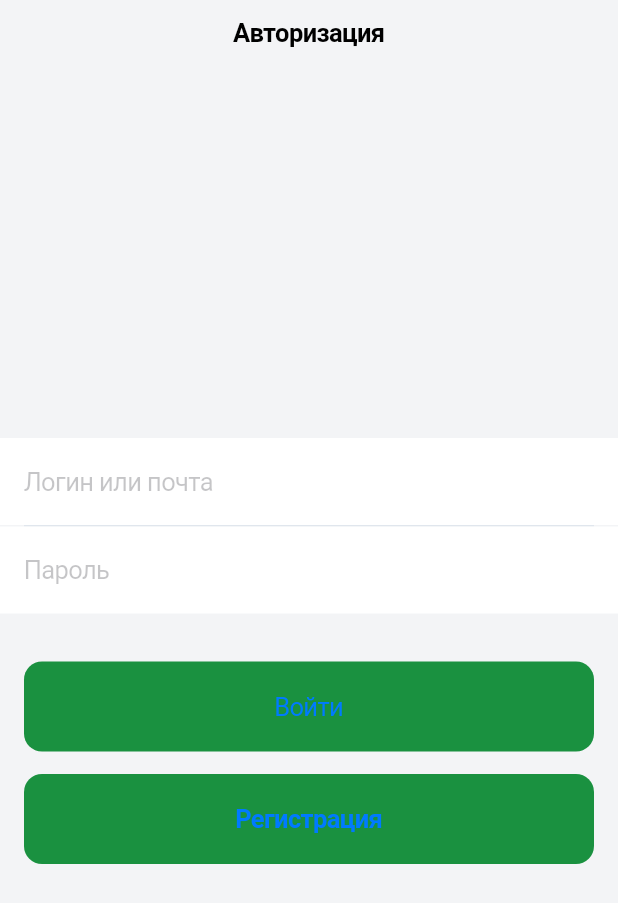
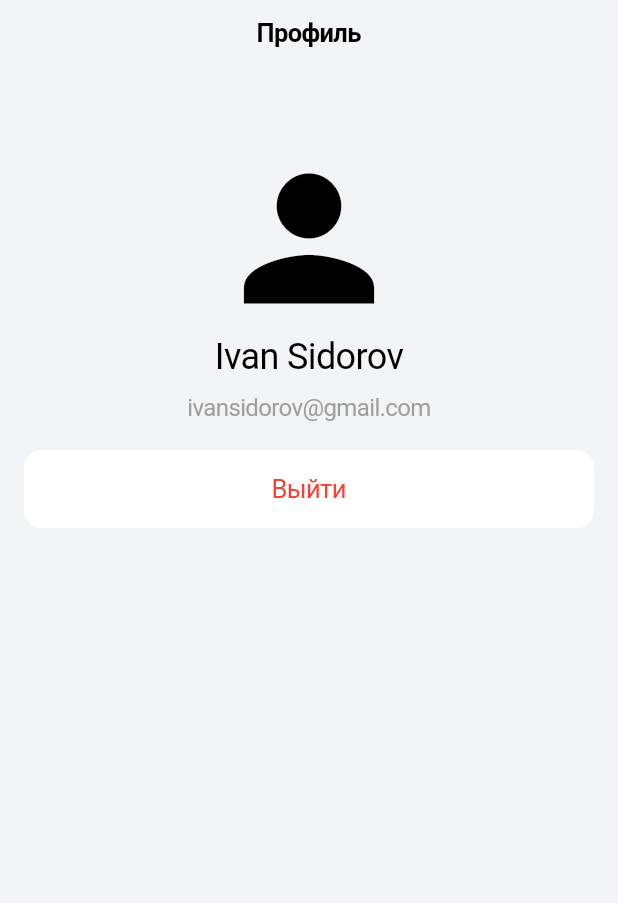
Before and after one commit to abaydevios/first_app_flutter, a Flutter app: the screen it shows after launch, on a phone screen of 412 x 824 dp. Shown: the top 903 px of the screen. Run offline on Flutter 3.47's test engine with Material 2 defaults, Android fonts, the phone set to English and light mode, and no system bars.

Commit message:
profil_commit

```diff
--- a/lib/main.dart
+++ b/lib/main.dart
@@ -2,9 +2,12 @@
 
 import 'package:first_app_flutter/scr/common/color_constraints.dart';
 import 'package:first_app_flutter/scr/routes/router.dart';
-import 'package:first_app_flutter/scr/screens/auth/auth_screen.dart';
 import 'package:flutter/cupertino.dart';
 import 'package:flutter/material.dart';
+import 'scr/screens/auth/auth_screen.dart';
+import 'scr/screens/profil/profil.dart';
+
+
 
 void main() {
   runApp(const MyApp());
@@ -20,7 +23,7 @@ class MyApp extends StatelessWidget {
       theme: CupertinoThemeData(scaffoldBackgroundColor: AppColors.scaffoldBackground),
       debugShowCheckedModeBanner: false,
       onGenerateRoute: AppRouter.generateRoute,
-      home: AuthScreen(),
+      home: ProfilScreen(),
     );
   }
 }
--- a/lib/scr/screens/auth/auth_screen.dart
+++ b/lib/scr/screens/auth/auth_screen.dart
@@ -11,7 +11,7 @@ class AuthScreen extends StatelessWidget {
   @override
   Widget build(BuildContext context) {
     return CupertinoPageScaffold(
-      backgroundColor: Color(0xFFF3F4F6),
+      backgroundColor: AppColors.scaffoldBackground,
       navigationBar: CupertinoNavigationBar(
         border: Border(),
         backgroundColor: CupertinoColors.white,
@@ -25,7 +25,7 @@ class AuthScreen extends StatelessWidget {
             CustomTextFieldLogin(),
             Container(
               height: 1,
-              color: Color(0xFFE0E6ED),
+              color: AppColors.white,
               margin: const EdgeInsets.symmetric(horizontal: 16),
             ),
             CustomTextFieldPassAuth(),
--- a/lib/scr/screens/main_screen/main_screen.dart
+++ b/lib/scr/screens/main_screen/main_screen.dart
@@ -1,9 +1,7 @@
 import 'package:first_app_flutter/scr/screens/auth/auth_screen.dart';
 import 'package:first_app_flutter/scr/screens/register_screen/register_widget.dart';
 import 'package:flutter/cupertino.dart';
-import 'package:flutter/material.dart';
-import 'package:flutter/src/foundation/key.dart';
-import 'package:flutter/src/widgets/framework.dart';
+
 
 class MainScreen extends StatelessWidget {
   const MainScreen({Key? key}) : super(key: key);
--- /dev/null
+++ b/lib/scr/screens/profil/profil.dart
@@ -0,0 +1,81 @@
+// ignore_for_file: prefer_const_constructors, prefer_const_literals_to_create_immutables
+
+import 'package:flutter/cupertino.dart';
+import 'package:flutter/material.dart';
+
+import '../../common/color_constraints.dart';
+
+class ProfilScreen extends StatelessWidget {
+  const ProfilScreen({Key? key}) : super(key: key);
+
+  @override
+  Widget build(BuildContext context) {
+    return CupertinoPageScaffold(
+      navigationBar: CupertinoNavigationBar(
+        border: Border(),
+        backgroundColor: CupertinoColors.white,
+        middle: Text('Профиль'),
+      ),
+        child: SafeArea(
+            child: Column(
+
+              crossAxisAlignment: CrossAxisAlignment.stretch,
+      children: [
+        SizedBox(height: 50),
+
+        Icon(Icons.person,size: 130, color: Colors.black,
+        ),
+
+        Text('Ivan Sidorov',
+        textAlign: TextAlign.center,
+        style: TextStyle(fontSize: 24)
+        ),
+        SizedBox(height: 10,),
+        Text('ivansidorov@gmail.com',
+        textAlign: TextAlign.center,
+        style: TextStyle(fontSize: 16, color: Colors.grey),
+
+        ),
+        Padding(
+          padding: const EdgeInsets.symmetric(vertical: 19, horizontal: 16),
+
+          child: CupertinoButton(
+
+            color: AppColors.white,
+            child: Text('Выйти',
+             style: TextStyle(
+              color: Colors.red)
+              ),
+            onPressed: (){
+
+            }
+            ),
+
+
+        ),
+      ],
+    )));
+  }
+}
+
+
+
+
+
+
+
+
+
+// class ListScreen extends StatelessWidget {
+//   const ListScreen ({Key? key}) : super(key: key);
+
+//   @override
+//   Widget build(BuildContext context) {
+//     return CupertinoPageScaffold(
+//       child: ListView.separated(
+//         itemBuilder: ((context, index) => Text('asd')),
+//         separatorBuilder: ((context, index) => Divider()),
+//         itemCount: 5),
+//         );
+//   }
+// }
--- a/lib/scr/screens/register_screen/register_widget.dart
+++ b/lib/scr/screens/register_screen/register_widget.dart
@@ -1,5 +1,6 @@
 // ignore_for_file: prefer_const_literals_to_create_immutables, prefer_const_constructors
 
+import 'package:first_app_flutter/scr/common/color_constraints.dart';
 import 'package:flutter/cupertino.dart';
 
 class RegisterScreen extends StatelessWidget {
@@ -8,7 +9,7 @@ class RegisterScreen extends StatelessWidget {
   @override
   Widget build(BuildContext context) {
     return CupertinoPageScaffold(
-      backgroundColor: Color(0xFFF3F4F6),
+      backgroundColor: AppColors.scaffoldBackground,
       navigationBar: CupertinoNavigationBar(
         backgroundColor: CupertinoColors.white,
         border: Border(),
@@ -22,19 +23,19 @@ class RegisterScreen extends StatelessWidget {
             CustomTextField(),
             Container(
               height: 1,
-              color: Color.fromARGB(255, 204, 210, 216),
+              color: AppColors.white,
               margin: const EdgeInsets.symmetric(horizontal: 16),
             ),
             CustomTextFieldLogin(),
             Container(
               height: 1,
-              color: Color.fromARGB(255, 204, 210, 216),
+              color: AppColors.white,
               margin: const EdgeInsets.symmetric(horizontal: 16),
             ),
             CustomTextFieldEmail(),
             Container(
               height: 1,
-              color: Color.fromARGB(255, 204, 210, 216),
+              color: AppColors.white,
               margin: const EdgeInsets.symmetric(horizontal: 16),
             ),
             CustomTexFieldPassword(),
@@ -44,7 +45,7 @@ class RegisterScreen extends StatelessWidget {
             Padding(
               padding: const EdgeInsets.symmetric(horizontal: 16),
               child: CupertinoButton(
-                  color: Color.fromARGB(255, 26, 145, 64),
+                  color: AppColors.main,
                   padding: const EdgeInsets.symmetric(vertical: 20),
                   child: Text(
                     'Создать аккаунт',
```
